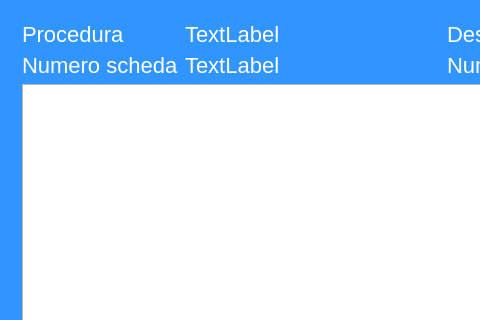
First picture: the form in mainwindowpv.ui, repository giuseppedifatta/sistemaPostazioneVoto, before the edit; both pictures show x 0 to 480 and y 0 to 320 of the 888 by 605 pixel window.
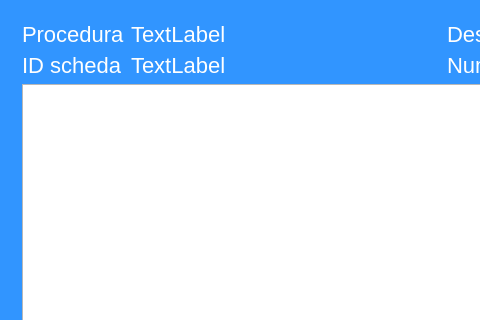
Second picture: the form after the edit.

Diff of the .ui file:
```diff
--- a/mainwindowpv.ui
+++ b/mainwindowpv.ui
@@ -264,7 +264,7 @@
             <item row="1" column="0">
              <widget class="QLabel" name="label_numeroScheda">
               <property name="text">
-               <string>Numero scheda</string>
+               <string>ID scheda</string>
               </property>
              </widget>
             </item>
```
Left out of the diff: 2 changed lines with no effect on the pictures.
